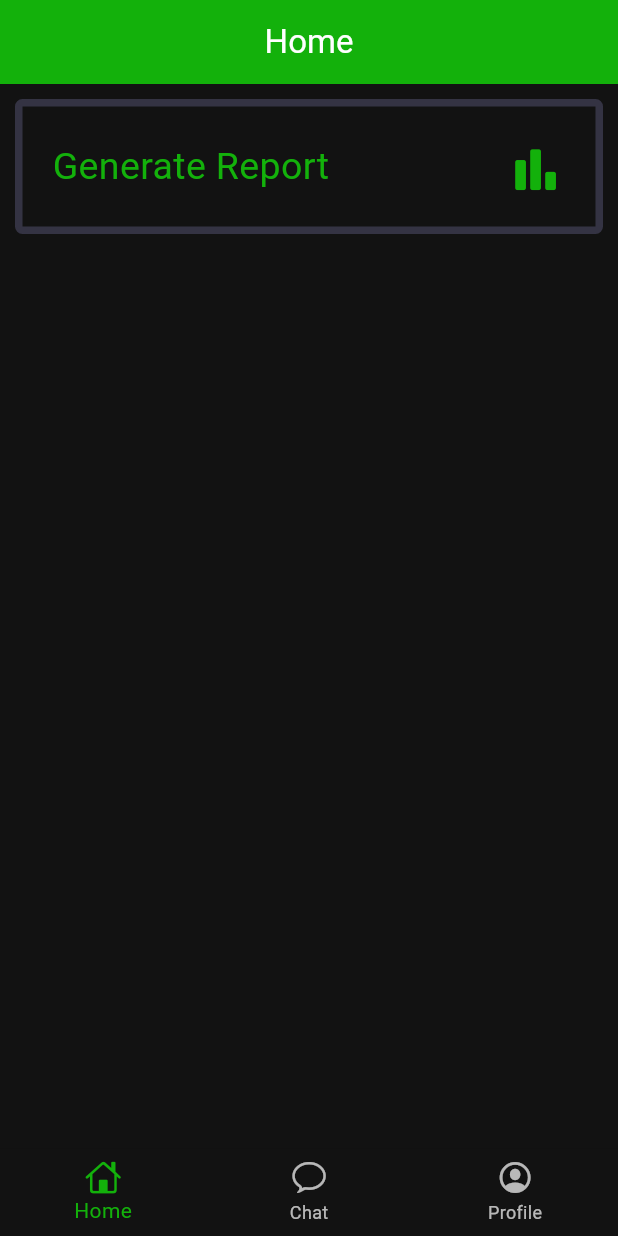
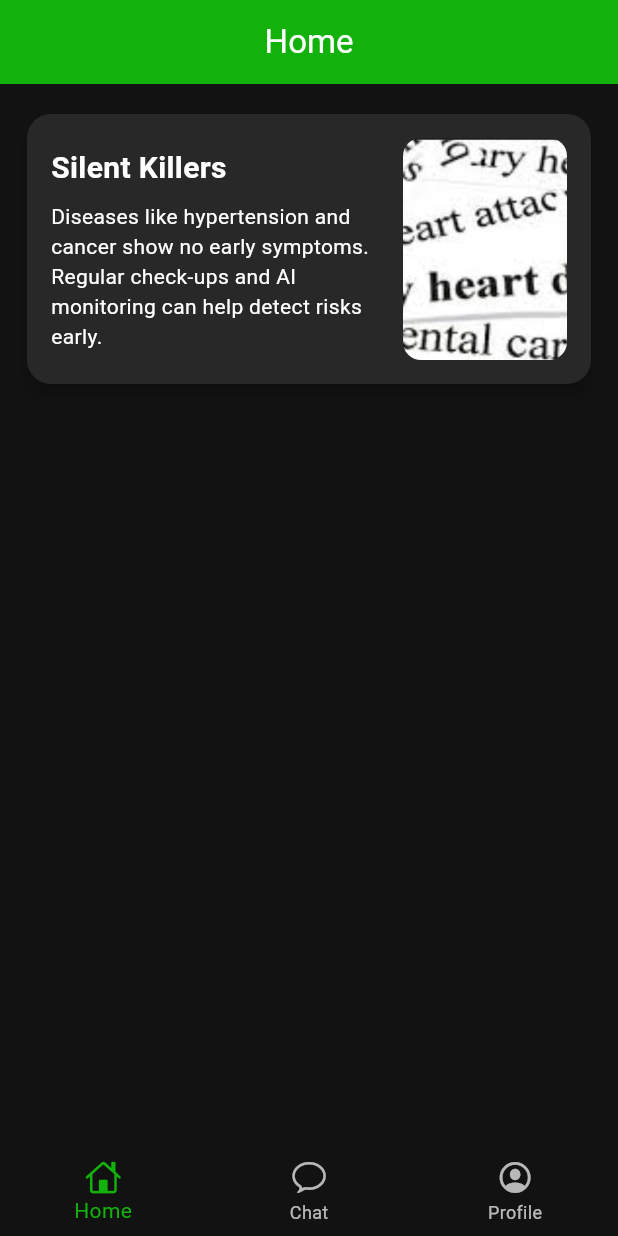
Before and after one commit to Daksh-K-11/Healthify, a Flutter app: the MainScaffold screen opened directly, on a phone screen of 412 x 824 dp. Run offline on Flutter 3.47's test engine with Material 3 defaults, Android fonts, the phone set to English and light mode, and no system bars; our stand-ins replace animate_do, flutter_markdown, flutter_riverpod, fluttertoast, printing, simple_animations; missing offline and left inert: markdown.

Commit message:
carousel in home

```diff
--- a/lib/core/constant.dart
+++ b/lib/core/constant.dart
@@ -1,4 +1,4 @@
-String baseUrl = "http://192.168.189.116:8023/api";
+String baseUrl = "http://192.168.211.100:8023/api";
 late String bearerToken;
 
 Map<String, String> get headersForAuth {
--- a/lib/core/pages/main_scaffold.dart
+++ b/lib/core/pages/main_scaffold.dart
@@ -77,6 +77,7 @@ class _MainScaffoldState extends State<MainScaffold> {
             left: 320,
             child: FadeIn(
               duration: const Duration(milliseconds: 400),
+              delay: const Duration(milliseconds: 200),
               child: FloatingActionButton(
                 backgroundColor: Pallete.gradient3,
                 foregroundColor: Pallete.borderColor,
--- /dev/null
+++ b/lib/home/models/carousel_data.dart
@@ -0,0 +1,26 @@
+final List<Map<String, String>> carouselData = [
+  {
+    "title": "Silent Killers",
+    "description":
+        "Diseases like hypertension and cancer show no early symptoms. Regular check-ups and AI monitoring can help detect risks early.",
+    "image": "assets/carousel1.jpg",
+  },
+  {
+    "title": "Heart Attacks Youth",
+    "description":
+        "Cases in young adults are rising due to stress & poor diet. Exercise & cholesterol control.",
+    "image": "assets/carousel2.jpg",
+  },
+  {
+    "title": "Diabetes Warnings",
+    "description":
+        "Early signs include thirst, fatigue, and weight changes. Monitoring blood sugar and reducing sugar intake can help prevent complications.",
+    "image": "assets/carousel3.jpg",
+  },
+  {
+    "title": "Stroke FAST Test",
+    "description":
+        "Use FAST: Face drooping, Arm weakness, Speech issues, Time to act. High BP and smoking increase risk; early treatment saves lives.",
+    "image": "assets/carousel4.jpg",
+  }
+];
--- a/lib/home/pages/home_page.dart
+++ b/lib/home/pages/home_page.dart
@@ -1,7 +1,7 @@
-import 'package:flutter/cupertino.dart';
+import 'dart:async';
 import 'package:flutter/material.dart';
-import 'package:flutter/widgets.dart';
-import 'package:healthify/core/theme/pallete.dart';
+import 'package:healthify/home/models/carousel_data.dart';
+import 'package:healthify/home/widgets/carousel_item.dart';
 
 class HomePage extends StatefulWidget {
   const HomePage({super.key});
@@ -11,35 +11,54 @@ class HomePage extends StatefulWidget {
 }
 
 class _HomePageState extends State<HomePage> {
+  final PageController _pageController = PageController();
+  int _currentPage = 0;
+  Timer? _autoScrollTimer;
+
+  @override
+  void initState() {
+    super.initState();
+    _autoScrollTimer = Timer.periodic(const Duration(seconds: 5), (timer) {
+      if (_pageController.hasClients) {
+        _currentPage++;
+        if (_currentPage >= carouselData.length) {
+          _currentPage = 0;
+        }
+        _pageController.animateToPage(
+          _currentPage,
+          duration: const Duration(milliseconds: 500),
+          curve: Curves.easeInOut,
+        );
+      }
+    });
+  }
+
+  @override
+  void dispose() {
+    _autoScrollTimer?.cancel();
+    _pageController.dispose();
+    super.dispose();
+  }
+
   @override
   Widget build(BuildContext context) {
     return Padding(
       padding: const EdgeInsets.all(10),
       child: Column(
         children: [
-          Container(
-            padding: const EdgeInsets.all(20),
-            decoration: BoxDecoration(
-              borderRadius: BorderRadius.circular(5),
-              border: Border.all(color: Pallete.borderColor, width: 5),
-            ),
-            child: const Row(
-              mainAxisAlignment: MainAxisAlignment.spaceBetween,
-              children: [
-                Text(
-                  "Generate Report",
-                  style: TextStyle(
-                    fontSize: 25,
-                    fontWeight: FontWeight.w400,
-                    color: Pallete.gradient1,
-                  ),
-                ),
-                Icon(
-                  CupertinoIcons.chart_bar_alt_fill,
-                  color: Pallete.gradient1,
-                  size: 40,
-                ),
-              ],
+          SizedBox(
+            height: 200,
+            child: PageView.builder(
+              controller: _pageController,
+              itemCount: carouselData.length,
+              itemBuilder: (context, index) {
+                final data = carouselData[index];
+                return CarouselItem(
+                  title: data["title"]!,
+                  description: data["description"]!,
+                  imagePath: data["image"]!,
+                );
+              },
             ),
           ),
         ],
--- /dev/null
+++ b/lib/home/widgets/carousel_item.dart
@@ -0,0 +1,73 @@
+import 'package:flutter/material.dart';
+import 'package:healthify/core/theme/pallete.dart';
+
+class CarouselItem extends StatelessWidget {
+  final String title;
+  final String description;
+  final String imagePath;
+
+  const CarouselItem({
+    super.key,
+    required this.title,
+    required this.description,
+    required this.imagePath,
+  });
+
+  @override
+  Widget build(BuildContext context) {
+    return Card(
+      color: Pallete.cardColor,
+      elevation: 4,
+      margin: const EdgeInsets.symmetric(horizontal: 8, vertical: 10),
+      shape: RoundedRectangleBorder(
+        borderRadius: BorderRadius.circular(16),
+      ),
+      child: Padding(
+        padding: const EdgeInsets.all(16.0),
+        child: Row(
+          children: [
+            // Left side: Title and description
+            Expanded(
+              flex: 2,
+              child: Column(
+                crossAxisAlignment: CrossAxisAlignment.start,
+                mainAxisAlignment: MainAxisAlignment.center,
+                children: [
+                  Text(
+                    title,
+                    style: const TextStyle(
+                      fontSize: 20,
+                      fontWeight: FontWeight.bold,
+                      color: Pallete.whiteColor,
+                    ),
+                  ),
+                  const SizedBox(height: 8),
+                  Text(
+                    description,
+                    style: const TextStyle(
+                      fontSize: 14,
+                      color: Pallete.whiteColor,
+                    ),
+                  ),
+                ],
+              ),
+            ),
+            const SizedBox(width: 16),
+            // Right side: Image
+            Expanded(
+              flex: 1,
+              child: ClipRRect(
+                borderRadius: BorderRadius.circular(12),
+                child: Image.asset(
+                  imagePath,
+                  fit: BoxFit.cover,
+                  height: double.infinity,
+                ),
+              ),
+            ),
+          ],
+        ),
+      ),
+    );
+  }
+}
--- a/pubspec.yaml
+++ b/pubspec.yaml
@@ -68,8 +68,8 @@ flutter:
   uses-material-design: true
 
   # To add assets to your application, add an assets section, like this:
-  # assets:
-  #   - images/a_dot_burr.jpeg
+  assets:
+    - assets/
   #   - images/a_dot_ham.jpeg
 
   # An image asset can refer to one or more resolution-specific "variants", see
```
Also changed, not shown: lib/chat/pages/chat_bot_page.dart (+0 -78 lines), lib/chat/widget/chat_bubble.dart (+0 -67 lines), assets/carousel1.jpg (added), assets/carousel2.jpg (added), assets/carousel3.jpg (added), assets/carousel4.jpg (added).
